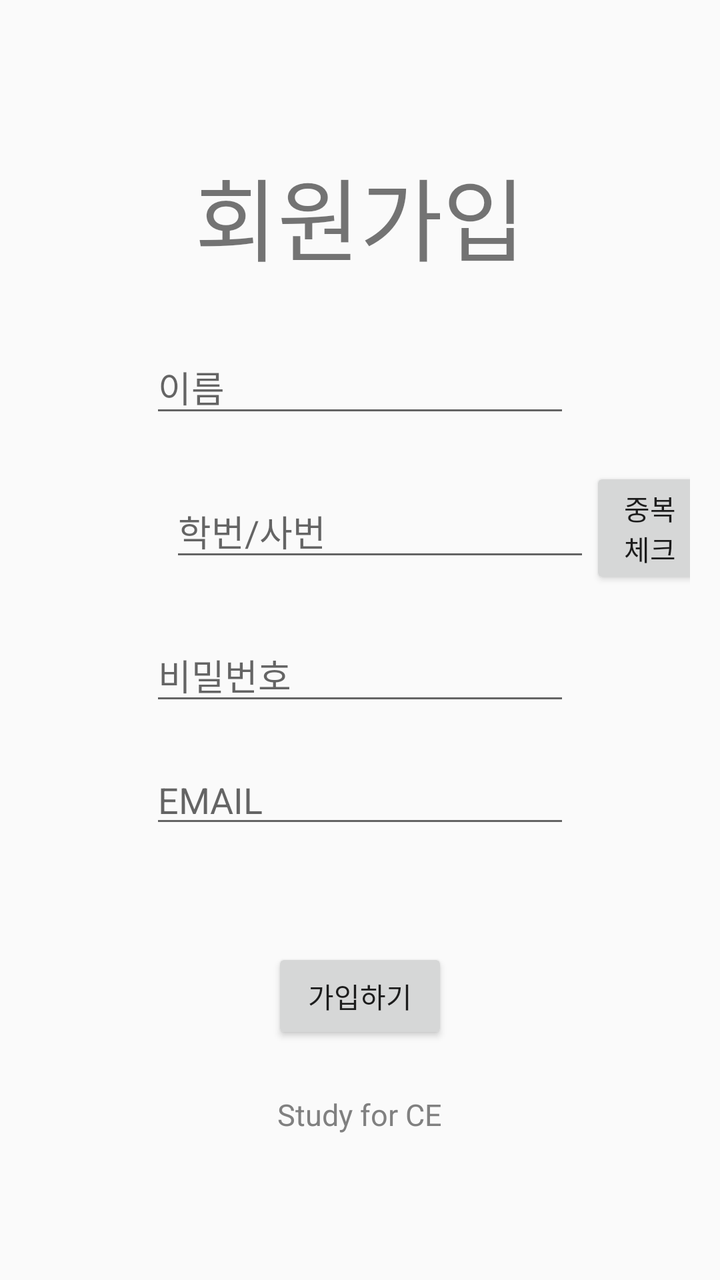
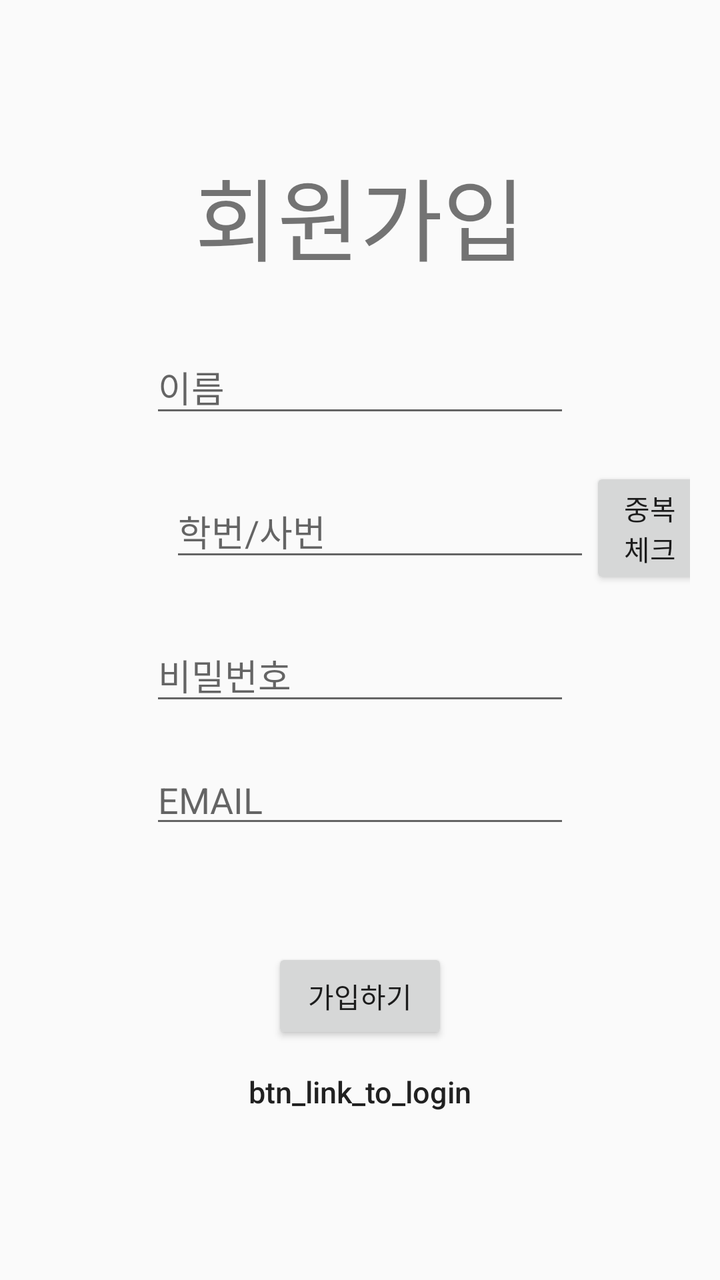

An Android layout rendered at two revisions. The XML below is the earlier revision; the diff shows what the commit changed to produce the second picture.
<!-- AndroidManifest.xml: application theme Theme.AppCompat.Light.DarkActionBar -->
<!-- res/layout/activity_sign.xml -->
<?xml version="1.0" encoding="utf-8"?>
<LinearLayout xmlns:android="http://schemas.android.com/apk/res/android"
    android:layout_width="match_parent"
    android:layout_height="match_parent"
    xmlns:tools="http://schemas.android.com/tools"
    android:layout_gravity="center"
    android:orientation="vertical"
    android:padding="15dp"
    tools:context=".Sign">

    <TextView
        android:layout_gravity="center"
        android:layout_width="wrap_content"
        android:layout_height="wrap_content"
        android:text="회원가입"
        android:textSize="45sp"
        android:padding="10dp"
        android:layout_marginTop="50dp"
        android:layout_marginBottom="20dp"
        />


    <EditText
        android:id="@+id/si_n"
        android:layout_width="wrap_content"
        android:layout_height="wrap_content"
        android:layout_gravity="center"
        android:layout_marginBottom="10dp"
        android:ems="10"
        android:hint="이름"
        android:inputType="textPersonName" />

    <LinearLayout
        android:layout_width="wrap_content"
        android:layout_height="wrap_content"
        android:layout_gravity="center"
        android:layout_marginLeft="40dp"
        android:layout_marginBottom="10dp"
        android:padding="10dp">

        <EditText
            android:id="@+id/si_id"
            android:layout_width="wrap_content"
            android:layout_height="wrap_content"
            android:layout_gravity="center"
            android:ems="10"
            android:hint="학번/사번"
            android:inputType="textPersonName" />

        <Button
            android:id="@+id/btn1_idc"
            android:layout_width="wrap_content"
            android:layout_height="wrap_content"
            android:layout_gravity="center"
            android:text="중복체크" />
    </LinearLayout>

    <EditText
        android:layout_gravity="center"
        android:id="@+id/si_pw"
        android:layout_width="wrap_content"
        android:layout_height="wrap_content"
        android:ems="10"
        android:hint="비밀번호"
        android:inputType="textPassword"
        android:layout_marginBottom="20dp"

        />

    <EditText
        android:layout_gravity="center"
        android:id="@+id/si_email"
        android:layout_width="wrap_content"
        android:layout_height="wrap_content"
        android:ems="10"
        android:hint="EMAIL "
        android:inputType="textEmailAddress"
        android:layout_marginBottom="25dp"
        />


    <Button
        android:layout_gravity="center"
        android:id="@+id/btn1_sign"
        android:layout_width="wrap_content"
        android:layout_height="wrap_content"
        android:layout_marginTop="30dp"
        android:text="가입하기"/>

    <TextView
        android:layout_gravity="center"
        android:layout_width="wrap_content"
        android:layout_height="wrap_content"
        android:text="Study for CE"
        android:textSize="15sp"
        android:padding="10dp"
        android:layout_marginTop="15dp"
        android:layout_marginBottom="20dp"
        android:textColor="#808080"
        />
</LinearLayout>
<!-- resources referenced by this layout -->
<resources>

</resources>

<!-- the commit's change to res/layout/activity_sign.xml (unified diff, before → after) -->
@@ -87,6 +87,17 @@
         android:layout_marginTop="30dp"
         android:text="가입하기"/>
 
+    
+    <Button
+        android:id="@+id/btnLoginScreen"
+        android:layout_width="fill_parent"
+        android:layout_height="wrap_content"
+        android:background="@null"
+        android:text="btn_link_to_login"
+        android:textAllCaps="false"
+        android:textSize="15dp" />
+
+
     <TextView
         android:layout_gravity="center"
         android:layout_width="wrap_content"
